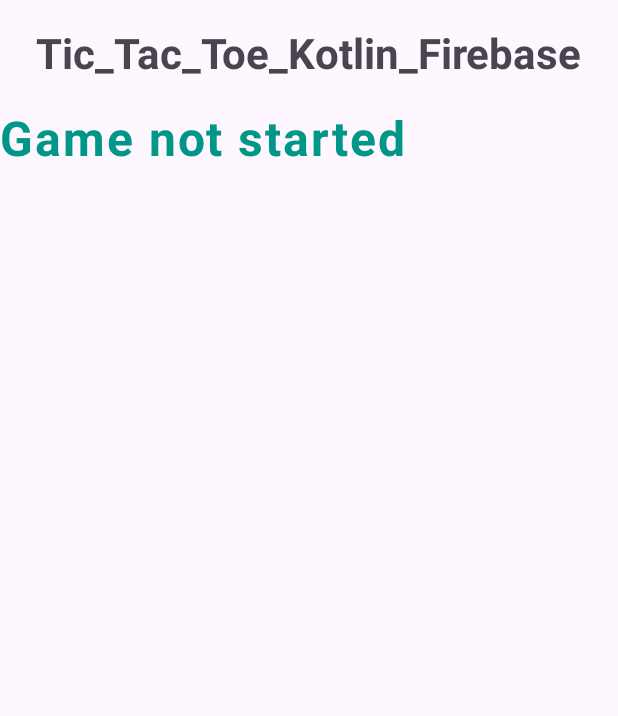
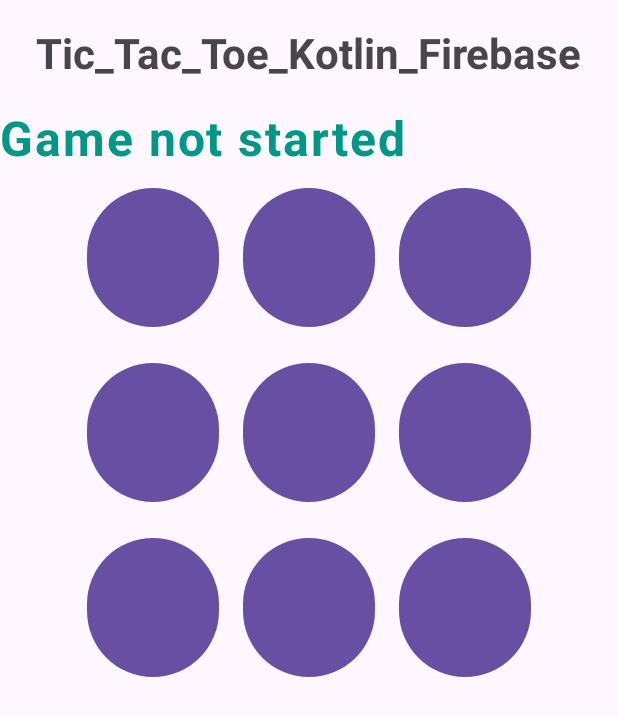
Before and after one commit to dusenkot/Tic_Tac_Toe_Kotlin_-Firebase, an Android app: the GameActivity screen opened directly, with no data from a screen before it, on a phone screen of 412 x 824 dp. Shown: the top 716 px of the screen. Run offline under Robolectric (Android 15) with nearby library versions, the phone set to English and light mode, and no system bars.

Commit message:
add 9 button

```diff
--- a/app/src/main/res/layout/activity_game.xml
+++ b/app/src/main/res/layout/activity_game.xml
@@ -17,15 +17,96 @@
         android:layout_margin="8dp"
         android:layout_gravity="center"
         android:padding="8dp"/>
+
     <TextView
         android:layout_width="match_parent"
         android:layout_height="wrap_content"
         android:id="@+id/game_status_tex"
         android:layout_gravity="center"
-        android:textSize="32dp"
+        android:textSize="32sp"
         android:textStyle="bold"
         android:text="Game not started"
         android:letterSpacing="0.04"
         android:textColor="#009688"/>
 
+    <GridLayout
+        android:layout_width="wrap_content"
+        android:layout_height="wrap_content"
+        android:layout_gravity="center"
+        android:columnCount="3">
+
+        <Button
+            android:layout_width="match_parent"
+            android:layout_height="wrap_content"
+            android:layout_margin="8dp"
+            android:id="@+id/btn_0"
+            android:tag="0"
+            android:textSize="60sp"
+            tools:text="X" />
+        <Button
+            android:layout_width="match_parent"
+            android:layout_height="wrap_content"
+            android:layout_margin="8dp"
+            android:id="@+id/btn_1"
+            android:tag="1"
+            android:textSize="60sp"
+            tools:text="X" />
+        <Button
+            android:layout_width="match_parent"
+            android:layout_height="wrap_content"
+            android:layout_margin="8dp"
+            android:id="@+id/btn_2"
+            android:tag="2"
+            android:textSize="60sp"
+            tools:text="X" />
+        <Button
+            android:layout_width="match_parent"
+            android:layout_height="wrap_content"
+            android:layout_margin="8dp"
+            android:id="@+id/btn_3"
+            android:tag="3"
+            android:textSize="60sp"
+            tools:text="X" />
+        <Button
+            android:layout_width="match_parent"
+            android:layout_height="wrap_content"
+            android:layout_margin="8dp"
+            android:id="@+id/btn_4"
+            android:tag="4"
+            android:textSize="60sp"
+            tools:text="X" />
+        <Button
+            android:layout_width="match_parent"
+            android:layout_height="wrap_content"
+            android:layout_margin="8dp"
+            android:id="@+id/btn_5"
+            android:tag="5"
+            android:textSize="60sp"
+            tools:text="X" />
+        <Button
+            android:layout_width="match_parent"
+            android:layout_height="wrap_content"
+            android:layout_margin="8dp"
+            android:id="@+id/btn_6"
+            android:tag="6"
+            android:textSize="60sp"
+            tools:text="X" />
+        <Button
+            android:layout_width="match_parent"
+            android:layout_height="wrap_content"
+            android:layout_margin="8dp"
+            android:id="@+id/btn_7"
+            android:tag="7"
+            android:textSize="60sp"
+            tools:text="X" />
+        <Button
+            android:layout_width="match_parent"
+            android:layout_height="wrap_content"
+            android:layout_margin="8dp"
+            android:id="@+id/btn_8"
+            android:tag="8"
+            android:textSize="60sp"
+            tools:text="X" />
+
+    </GridLayout>
 </LinearLayout>
```
